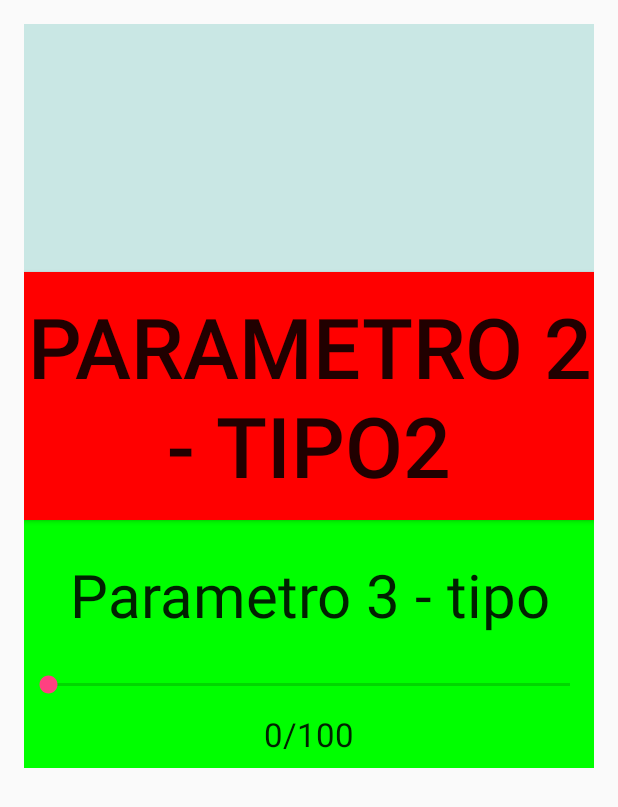
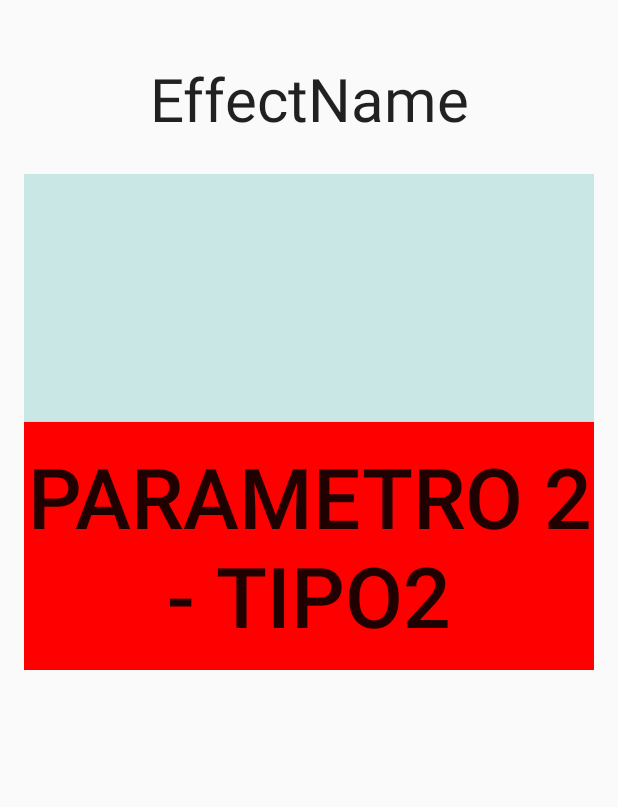
Before and after one commit to leonardo-scosta/PedalPi-Display-View, an Android app: the layout activity_params.xml on its own in the app's theme, with its tools: preview values and no code run, on a phone screen of 412 x 824 dp. Shown: the top 807 px of the screen. Run offline under Robolectric (Android 15) with nearby library versions, the phone set to English and light mode, and no system bars.

Commit message:
"First,Second Screnn Done dynamic, Third Screnn half Done dynamic"

```diff
--- a/app/src/main/res/layout/activity_main3.xml
+++ b/app/src/main/res/layout/activity_params.xml
@@ -8,7 +8,7 @@
     android:paddingLeft="@dimen/activity_horizontal_margin"
     android:paddingRight="@dimen/activity_horizontal_margin"
     android:paddingTop="@dimen/activity_vertical_margin"
-    tools:context="com.pedalpi.pedalpi.Main3Activity">
+    tools:context=".ParamsActivity">
 
     <ScrollView
         android:layout_width="fill_parent"
@@ -16,10 +16,22 @@
         android:layout_alignParentTop="false"
         android:layout_alignParentLeft="false"
         android:layout_alignParentRight="false">
-    <LinearLayout
+        <LinearLayout
+            android:id="@+id/paramsContainer"
             android:layout_width="fill_parent"
             android:layout_height="fill_parent"
             android:orientation="vertical">
+
+            <TextView
+                android:id="@+id/effectName"
+                android:layout_width="fill_parent"
+                android:layout_height="100dp"
+                android:textAppearance="?android:attr/textAppearanceLarge"
+                android:text="EffectName"
+                android:gravity="center"
+                android:layout_gravity="center_horizontal"
+                android:textSize="40dp"/>
+
             <Spinner
                 android:layout_width="fill_parent"
                 android:layout_height="165dp"
@@ -41,39 +53,7 @@
                 android:background="@drawable/my_btn_toggle"
                 android:checked="false"
                 android:textSize="@dimen/abc_action_bar_default_height_material" />
-                <!--android:background="@drawable/my_btn_toggle"-->
-            <TextView
-                android:layout_width="fill_parent"
-                android:layout_height="100dp"
-                android:textAppearance="?android:attr/textAppearanceLarge"
-                android:text="Parametro 3 - tipo"
-                android:gravity="center"
-                android:id="@+id/textView"
-                android:background="@color/green"
-                android:layout_gravity="center_horizontal"
-                android:textSize="40dp"/>
 
-            <SeekBar
-                android:layout_width="fill_parent"
-                android:layout_height="20dp"
-                android:id="@+id/seekBar"
-                android:layout_alignParentBottom="true"
-                android:layout_alignParentLeft="true"
-                android:layout_alignParentStart="true"
-                android:background="@color/green"
-
-                />
-            <TextView
-                android:layout_width="fill_parent"
-                android:layout_height="45dp"
-                android:text="0/100"
-                android:id="@+id/textView2"
-                android:gravity="center"
-                android:textAppearance="?android:attr/textAppearanceLarge"
-                android:layout_alignParentBottom="true"
-                android:layout_alignParentLeft="true"
-                android:layout_alignParentStart="true"
-                android:background="@color/green"/>
 
         </LinearLayout>
     </ScrollView>
```
